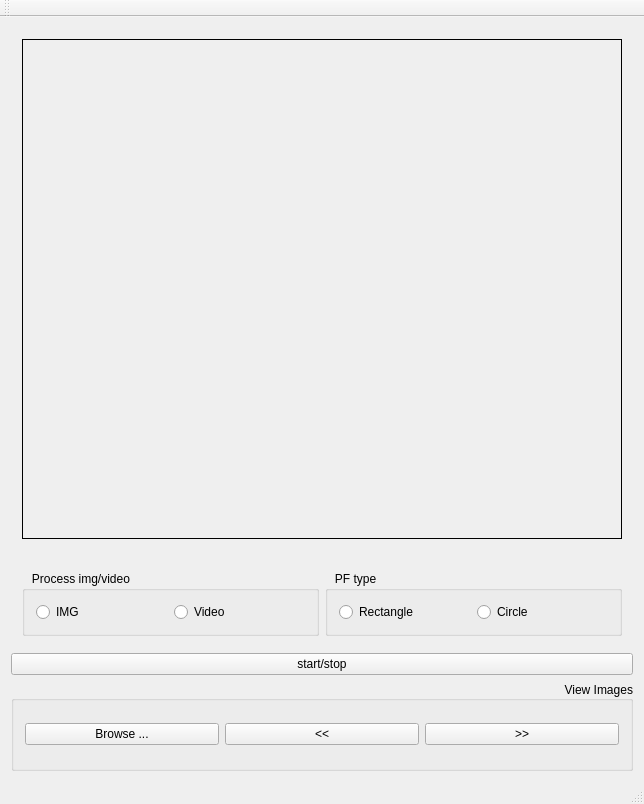
Qt form forms/mainwindow.ui (Boazrciasn/RDFramework) before a commit.
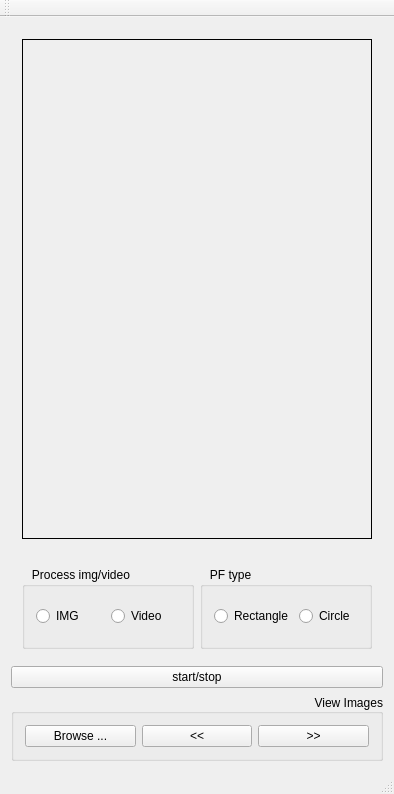
The same form after that commit.

What changed in the file:
```diff
--- a/forms/mainwindow.ui
+++ b/forms/mainwindow.ui
@@ -6,8 +6,8 @@
    <rect>
     <x>0</x>
     <y>0</y>
-    <width>636</width>
-    <height>804</height>
+    <width>394</width>
+    <height>794</height>
    </rect>
   </property>
   <property name="windowTitle">
@@ -28,7 +28,7 @@
          </property>
          <property name="minimumSize">
           <size>
-           <width>600</width>
+           <width>300</width>
            <height>500</height>
           </size>
          </property>
@@ -46,7 +46,7 @@
       </layout>
      </widget>
     </item>
-    <item alignment="Qt::AlignBottom">
+    <item>
      <widget class="QWidget" name="widget_2" native="true">
       <property name="enabled">
        <bool>true</bool>
```
Left out of the diff: 2 changed lines with no effect on the pictures.
